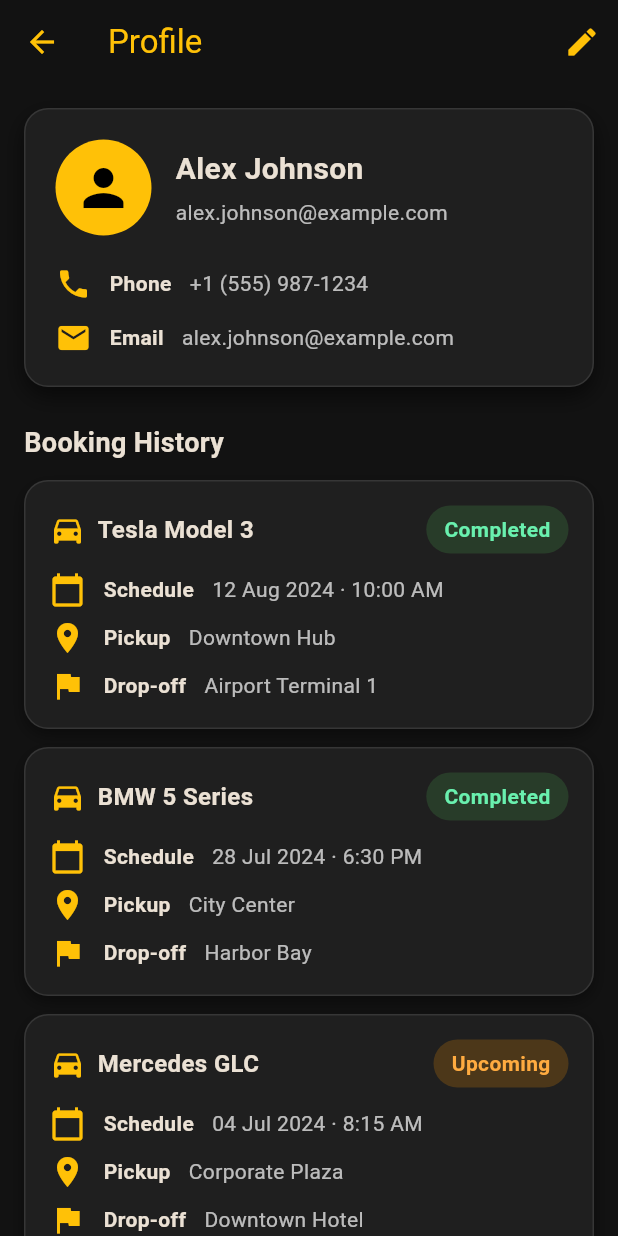
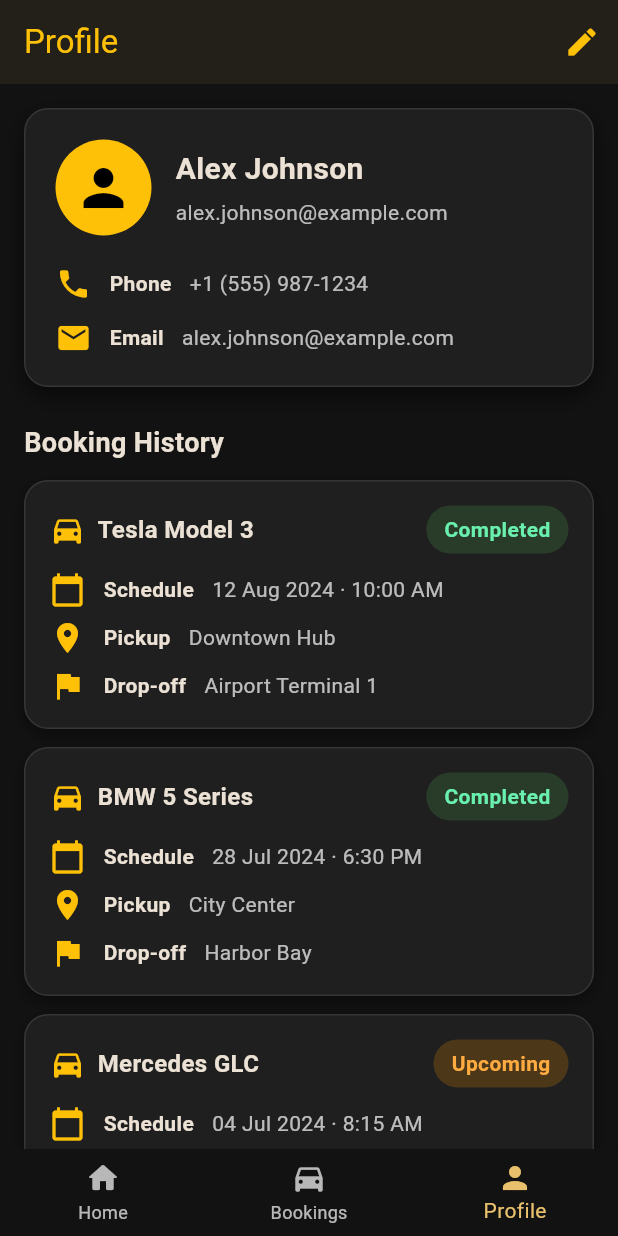
Before and after one commit to Saurabhcoder-cloud/xlcab, a Flutter app: the screen it shows after launch, scrolled down 576 dp, after a tap on the "person" icon, on a phone screen of 412 x 824 dp. Run offline on Flutter 3.47's test engine with Material 3 defaults, Android fonts, the phone set to English and light mode, and no system bars; network calls fail.

Commit message:
Add bottom navigation with bookings tab

```diff
--- a/lib/main.dart
+++ b/lib/main.dart
@@ -207,17 +207,108 @@
   }
 }
 
-/// Home screen displaying a list of available cars for booking.
+/// Available navigation tabs for the primary scaffold.
+enum HomeTab { home, bookings, profile }
+
+/// Home screen hosting the bottom navigation and tab content.
 class HomeScreen extends StatefulWidget {
-  const HomeScreen({super.key});
+  const HomeScreen({this.initialTab = HomeTab.home, super.key});
 
   static const String routeName = '/home';
 
+  final HomeTab initialTab;
+
   @override
   State<HomeScreen> createState() => _HomeScreenState();
 }
 
 class _HomeScreenState extends State<HomeScreen> {
+  late HomeTab _currentTab;
+
+  @override
+  void initState() {
+    super.initState();
+    _currentTab = widget.initialTab;
+  }
+
+  void _onTabSelected(int index) {
+    setState(() {
+      _currentTab = HomeTab.values[index];
+    });
+  }
+
+  PreferredSizeWidget _buildAppBar() {
+    switch (_currentTab) {
+      case HomeTab.home:
+        return AppBar(
+          title: const Text('Available Rides'),
+          actions: [
+            IconButton(
+              icon: const Icon(Icons.person),
+              tooltip: 'Profile',
+              onPressed: () => _onTabSelected(HomeTab.profile.index),
+            ),
+          ],
+        );
+      case HomeTab.bookings:
+        return AppBar(
+          title: const Text('My Bookings'),
+        );
+      case HomeTab.profile:
+        return ProfileScreen.buildAppBar();
+    }
+  }
+
+  @override
+  Widget build(BuildContext context) {
+    final colorScheme = Theme.of(context).colorScheme;
+    return Scaffold(
+      appBar: _buildAppBar(),
+      body: SafeArea(
+        child: IndexedStack(
+          index: _currentTab.index,
+          children: const [
+            HomeCatalogueTab(),
+            BookingsScreen(),
+            ProfileContent(),
+          ],
+        ),
+      ),
+      bottomNavigationBar: BottomNavigationBar(
+        currentIndex: _currentTab.index,
+        onTap: _onTabSelected,
+        backgroundColor: const Color(0xFF121212),
+        selectedItemColor: colorScheme.primary,
+        unselectedItemColor: Colors.white70,
+        type: BottomNavigationBarType.fixed,
+        items: const [
+          BottomNavigationBarItem(
+            icon: Icon(Icons.home_rounded),
+            label: 'Home',
+          ),
+          BottomNavigationBarItem(
+            icon: Icon(Icons.directions_car),
+            label: 'Bookings',
+          ),
+          BottomNavigationBarItem(
+            icon: Icon(Icons.person),
+            label: 'Profile',
+          ),
+        ],
+      ),
+    );
+  }
+}
+
+/// Tab content displaying the list of available cars for booking.
+class HomeCatalogueTab extends StatefulWidget {
+  const HomeCatalogueTab({super.key});
+
+  @override
+  State<HomeCatalogueTab> createState() => _HomeCatalogueTabState();
+}
+
+class _HomeCatalogueTabState extends State<HomeCatalogueTab> {
   late Future<List<Car>> _carsFuture;
 
   @override
@@ -236,17 +327,7 @@
 
   @override
   Widget build(BuildContext context) {
-    return Scaffold(
-      appBar: AppBar(
-        title: const Text('Available Rides'),
-        actions: [
-          IconButton(
-            icon: const Icon(Icons.person),
-            onPressed: () => Navigator.pushNamed(context, ProfileScreen.routeName),
-          ),
-        ],
-      ),
-      body: FutureBuilder<List<Car>>(
+    return FutureBuilder<List<Car>>(
       future: _carsFuture,
       builder: (context, snapshot) {
         if (snapshot.connectionState == ConnectionState.waiting) {
@@ -280,7 +361,6 @@
           },
         );
       },
-      ),
     );
   }
 }
@@ -380,6 +460,106 @@
             ],
           ),
         ),
+      ),
+    );
+  }
+}
+
+/// Tab displaying bookings made during the current session.
+class BookingsScreen extends StatelessWidget {
+  const BookingsScreen({super.key});
+
+  @override
+  Widget build(BuildContext context) {
+    final List<BookingDetails> bookings =
+        List<BookingDetails>.from(BookingFormScreen.temporaryBookings.reversed);
+
+    if (bookings.isEmpty) {
+      return Center(
+        child: Padding(
+          padding: const EdgeInsets.all(32),
+          child: Column(
+            mainAxisSize: MainAxisSize.min,
+            children: const [
+              Icon(Icons.directions_car, size: 64, color: Color(0xFFFFC107)),
+              SizedBox(height: 16),
+              Text(
+                'No bookings yet',
+                style: TextStyle(fontSize: 18, fontWeight: FontWeight.w600),
+              ),
+              SizedBox(height: 8),
+              Text(
+                'Your confirmed rides will appear here once you make a booking.',
+                textAlign: TextAlign.center,
+              ),
+            ],
+          ),
+        ),
+      );
+    }
+
+    return ListView.separated(
+      padding: const EdgeInsets.all(16),
+      itemCount: bookings.length,
+      separatorBuilder: (_, __) => const SizedBox(height: 12),
+      itemBuilder: (context, index) {
+        final booking = bookings[index];
+        return _BookingSummaryCard(details: booking);
+      },
+    );
+  }
+}
+
+class _BookingSummaryCard extends StatelessWidget {
+  const _BookingSummaryCard({required this.details});
+
+  final BookingDetails details;
+
+  String _formatDate(DateTime date) {
+    final String day = date.day.toString().padLeft(2, '0');
+    final String month = date.month.toString().padLeft(2, '0');
+    final String year = date.year.toString();
+    return '$day/$month/$year';
+  }
+
+  @override
+  Widget build(BuildContext context) {
+    final theme = Theme.of(context);
+    final schedule =
+        '${_formatDate(details.pickupDate)} · ${details.pickupTime.format(context)}';
+
+    return Container(
+      padding: const EdgeInsets.all(16),
+      decoration: _cardDecoration.copyWith(
+        boxShadow: const [
+          BoxShadow(
+            color: Colors.black38,
+            blurRadius: 8,
+            offset: Offset(0, 4),
+          ),
+        ],
+      ),
+      child: Column(
+        crossAxisAlignment: CrossAxisAlignment.start,
+        children: [
+          Row(
+            children: [
+              const Icon(Icons.local_taxi, color: Color(0xFFFFC107)),
+              const SizedBox(width: 8),
+              Expanded(
+                child: Text(
+                  details.car.name,
+                  style: theme.textTheme.titleMedium?.copyWith(fontWeight: FontWeight.bold),
+                ),
+              ),
+              Text('\$${details.car.pricePerDay.toStringAsFixed(2)}/day'),
+            ],
+          ),
+          const SizedBox(height: 12),
+          _BookingInfoRow(label: 'Schedule', value: schedule),
+          _BookingInfoRow(label: 'Pickup', value: details.pickupLocation),
+          _BookingInfoRow(label: 'Drop-off', value: details.dropLocation),
+        ],
       ),
     );
   }
@@ -1149,10 +1329,8 @@
     ),
   ];
 
-  @override
-  Widget build(BuildContext context) {
-    return Scaffold(
-      appBar: AppBar(
+  static PreferredSizeWidget buildAppBar() {
+    return AppBar(
       title: const Text('Profile'),
       actions: [
         IconButton(
@@ -1161,21 +1339,39 @@
           onPressed: () {},
         ),
       ],
-      ),
-      body: SafeArea(
-        child: SingleChildScrollView(
+    );
+  }
+
+  @override
+  Widget build(BuildContext context) {
+    return Scaffold(
+      appBar: buildAppBar(),
+      body: const SafeArea(
+        child: ProfileContent(),
+      ),
+    );
+  }
+}
+
+/// Shared profile layout used across the profile tab and routed screen.
+class ProfileContent extends StatelessWidget {
+  const ProfileContent({super.key});
+
+  @override
+  Widget build(BuildContext context) {
+    return SingleChildScrollView(
       padding: const EdgeInsets.all(16),
       child: Column(
         crossAxisAlignment: CrossAxisAlignment.start,
         children: [
-              _ProfileHeader(user: _user),
+          _ProfileHeader(user: ProfileScreen._user),
           const SizedBox(height: 24),
           const Text(
             'Booking History',
             style: TextStyle(fontSize: 18, fontWeight: FontWeight.w600),
           ),
           const SizedBox(height: 12),
-              if (_bookingHistory.isEmpty)
+          if (ProfileScreen._bookingHistory.isEmpty)
             Container(
               padding: const EdgeInsets.all(16),
               decoration: _cardDecoration,
@@ -1183,7 +1379,7 @@
             )
           else
             Column(
-                  children: _bookingHistory
+              children: ProfileScreen._bookingHistory
                   .map((item) => Padding(
                         padding: const EdgeInsets.only(bottom: 12),
                         child: _BookingHistoryCard(item: item),
@@ -1206,8 +1402,6 @@
           ),
         ],
       ),
-        ),
-      ),
     );
   }
 }
```
Lines whose indentation alone changed are shown as unchanged.
